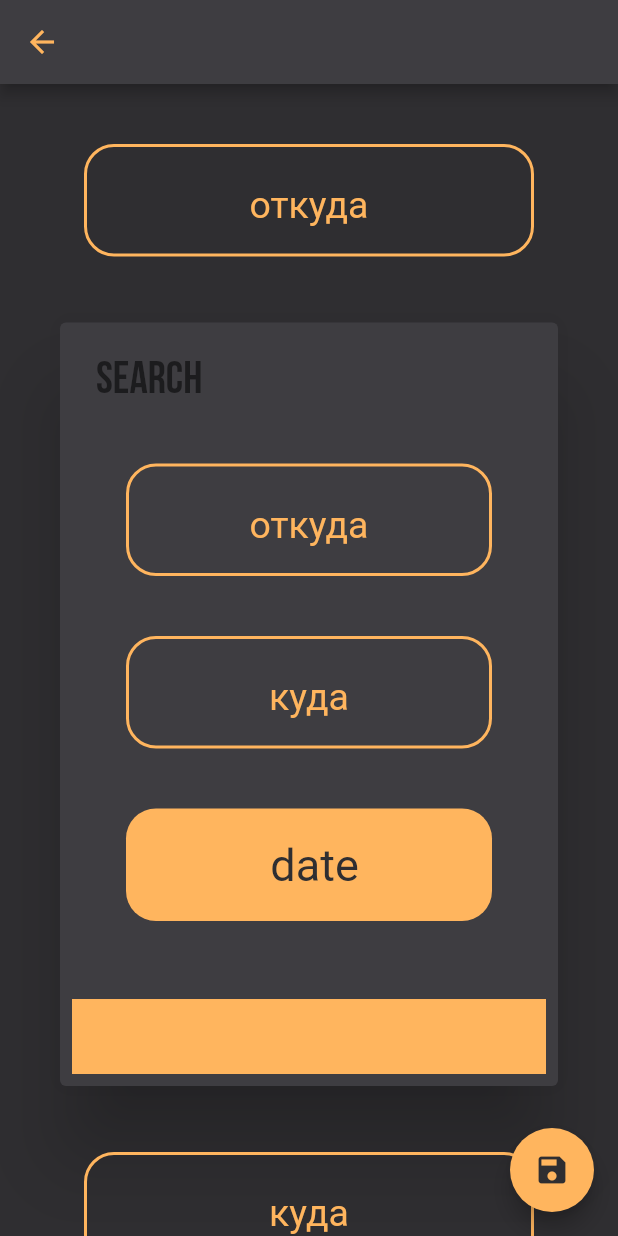
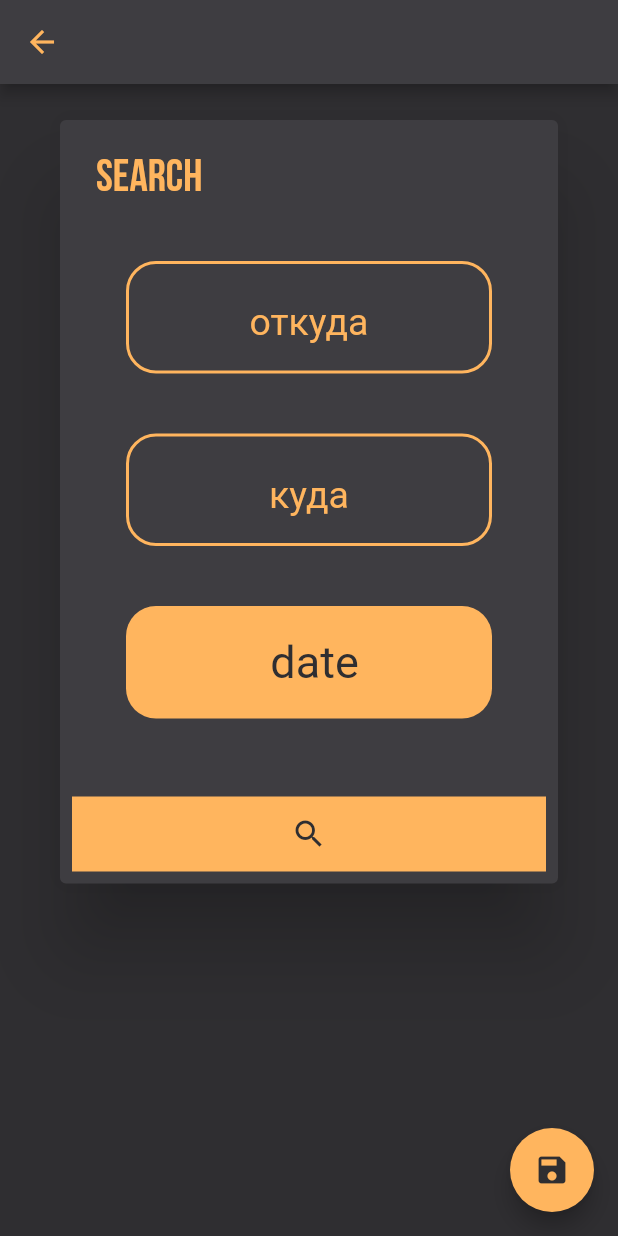
Before and after one commit to YourFoxy/uber, a Flutter app: the RouteSearchPage screen opened by its route, on a phone screen of 412 x 824 dp. Run offline on Flutter 3.47's test engine with Material 2 defaults, Android fonts, the phone set to English and light mode, and no system bars; our stand-ins replace cloud_firestore, csv, firebase_auth, firebase_core, firebase_storage, flutter_bloc and 6 more; missing offline and left inert: dart:ffi; accounts and stored records are empty.

Commit message:
route search bloc

```diff
--- a/lib/pages/route_search_page.dart
+++ b/lib/pages/route_search_page.dart
@@ -187,43 +187,43 @@ class _PlaceForRouteTextFields extends StatelessWidget {
           children: [
             Center(
               child: Column(
-                children: [
-                  const SizedBox(
-                    height: 20,
-                  ),
-                  LocationTextFieldWidget(
-                    hintText: 'откуда',
-                    controller: departurePointController,
-                    borderColor: AppColors.orange,
-                    textColor: AppColors.orange,
-                    onTap: () {
-                      routeCreationBloc.add(
-                        ShowRouteListEvent(context: context),
-                      );
-                    },
-                  ),
+                children: const [
+                  // SizedBox(
+                  //   height: 20,
+                  // ),
+                  // LocationTextFieldWidget(
+                  //   hintText: 'откуда',
+                  //   controller: departurePointController,
+                  //   borderColor: AppColors.orange,
+                  //   textColor: AppColors.orange,
+                  //   onTap: () {
+                  //     routeCreationBloc.add(
+                  //       ShowRouteListEvent(context: context),
+                  //     );
+                  //   },
+                  // ),
                   SearchRoutesDialogWidget(),
-                  LocationTextFieldWidget(
-                    hintText: 'куда',
-                    controller: arrivalPointController,
-                    borderColor: AppColors.orange,
-                    textColor: AppColors.orange,
-                    onTap: () {
-                      routeCreationBloc.add(
-                        ShowRouteListEvent(context: context),
-                      );
-                    },
-                  ),
-                  InkWell(
-                    onTap: () {
-                      routeCreationBloc.add(
-                        const ShowCalendarForSearchEvent(),
-                      );
-                    },
-                    child: OrangeButtonWidget(
-                      textButton: date,
-                    ),
-                  ),
+                  // LocationTextFieldWidget(
+                  //   hintText: 'куда',
+                  //   controller: arrivalPointController,
+                  //   borderColor: AppColors.orange,
+                  //   textColor: AppColors.orange,
+                  //   onTap: () {
+                  //     routeCreationBloc.add(
+                  //       ShowRouteListEvent(context: context),
+                  //     );
+                  //   },
+                  // ),
+                  // InkWell(
+                  //   onTap: () {
+                  //     routeCreationBloc.add(
+                  //       const ShowCalendarForSearchEvent(),
+                  //     );
+                  //   },
+                  //   child: OrangeButtonWidget(
+                  //     textButton: date,
+                  //   ),
+                  // ),
                 ],
               ),
             ),
--- a/lib/widgets/search_routes_dialog_widget.dart
+++ b/lib/widgets/search_routes_dialog_widget.dart
@@ -49,7 +49,10 @@ class _SearchRoutesDialogWidgetState extends State<SearchRoutesDialogWidget> {
   @override
   Widget build(BuildContext context) {
     return AlertDialog(
-      title: AppLargeText(text: 'Search'),
+      title: const AppLargeText(
+        text: 'Search',
+        color: AppColors.orange,
+      ),
       backgroundColor: AppColors.plum,
       content: Column(
         children: [
@@ -91,10 +94,17 @@ class _SearchRoutesDialogWidgetState extends State<SearchRoutesDialogWidget> {
       ),
       actions: [
         InkWell(
+          onTap: () {
+          },
           child: Container(
             width: double.infinity,
             height: 50,
             color: AppColors.orange,
+            child: const Center(
+                child: Icon(
+              Icons.search,
+              color: AppColors.dark,
+            )),
           ),
         )
       ],
```
Also changed, not shown: lib/bloc/widget_bloc/search_routes_dialog/search_routes_dialog_bloc.dart (added), lib/bloc/widget_bloc/search_routes_dialog/search_routes_dialog_event.dart (added), lib/bloc/widget_bloc/search_routes_dialog/search_routes_dialog_state.dart (added).
